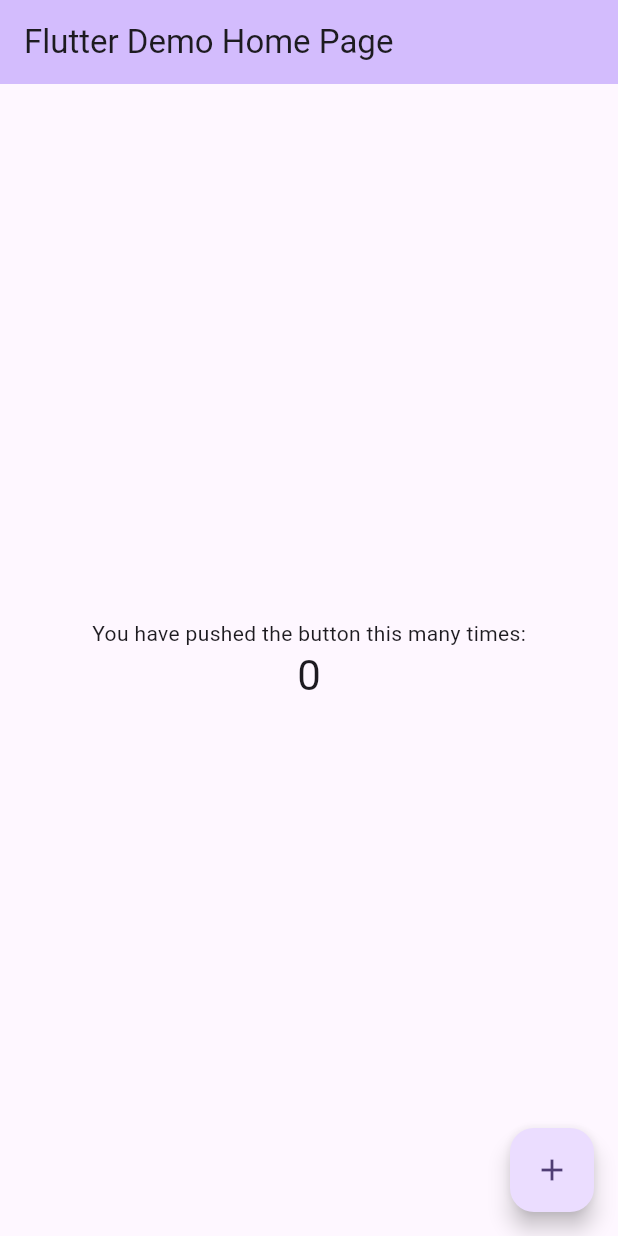
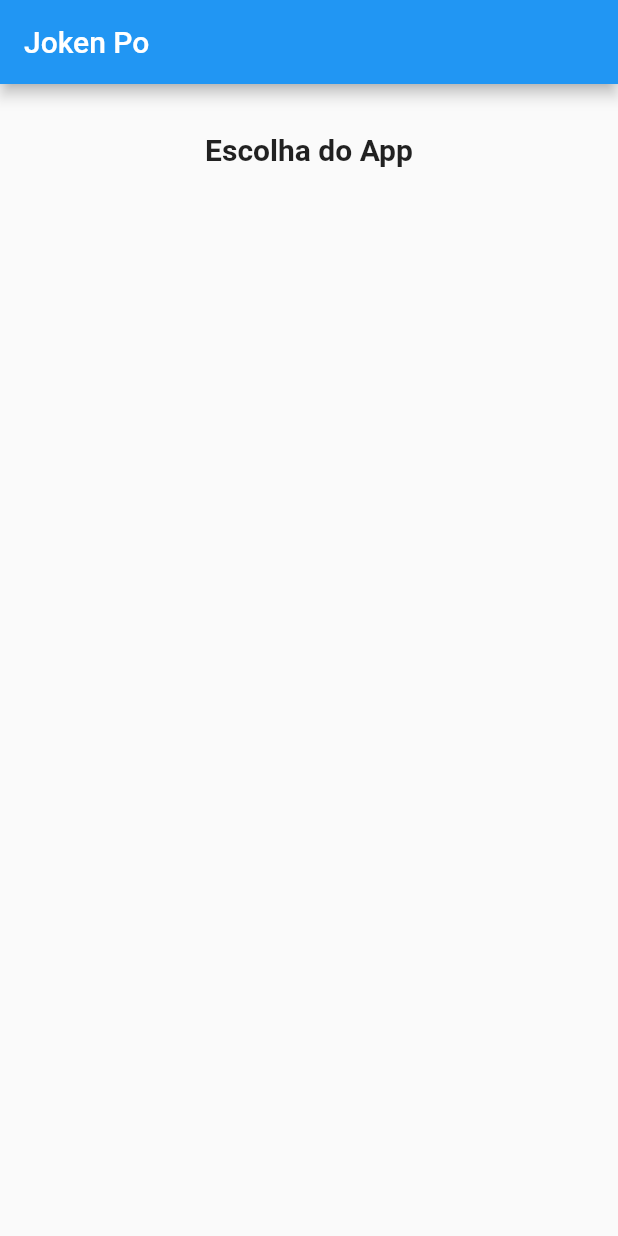
Before and after one commit to DanielBrisch/JokenPo, a Flutter app: the screen it shows after launch, on a phone screen of 412 x 824 dp. Run offline on Flutter 3.47's test engine with Material 2 defaults, Android fonts, the phone set to English and light mode, and no system bars.

Commit message:
estudos dia 06/11/2023

```diff
--- /dev/null
+++ b/lib/Jogo.dart
@@ -0,0 +1,34 @@
+import 'package:flutter/material.dart';
+
+class Jogo extends StatefulWidget {
+  const Jogo({super.key});
+
+  @override
+  State<Jogo> createState() => _JogoState();
+}
+
+class _JogoState extends State<Jogo> {
+  @override
+  Widget build(BuildContext context) {
+    return Scaffold(
+      appBar: AppBar(
+        title: Text("Joken Po"),
+      ),
+      body: Column(
+        crossAxisAlignment: CrossAxisAlignment.stretch,
+        children: [
+          Padding(padding: EdgeInsets.only(top: 32, bottom: 16),
+          child: Text(
+              "Escolha do App",
+            textAlign: TextAlign.center,
+            style: TextStyle(
+              fontSize: 20,
+              fontWeight: FontWeight.bold
+            ),
+          ),
+          )
+        ],
+      ),
+    );
+  }
+}
--- a/lib/main.dart
+++ b/lib/main.dart
@@ -1,125 +1,9 @@
 import 'package:flutter/material.dart';
+import 'package:jokenpo/Jogo.dart';
 
 void main() {
-  runApp(const MyApp());
+  runApp(MaterialApp(
+    home: Jogo(),
+    debugShowCheckedModeBanner: false,
+  ));
 }
-
-class MyApp extends StatelessWidget {
-  const MyApp({super.key});
-
-  // This widget is the root of your application.
-  @override
-  Widget build(BuildContext context) {
-    return MaterialApp(
-      title: 'Flutter Demo',
-      theme: ThemeData(
-        // This is the theme of your application.
-        //
-        // TRY THIS: Try running your application with "flutter run". You'll see
-        // the application has a blue toolbar. Then, without quitting the app,
-        // try changing the seedColor in the colorScheme below to Colors.green
-        // and then invoke "hot reload" (save your changes or press the "hot
-        // reload" button in a Flutter-supported IDE, or press "r" if you used
-        // the command line to start the app).
-        //
-        // Notice that the counter didn't reset back to zero; the application
-        // state is not lost during the reload. To reset the state, use hot
-        // restart instead.
-        //
-        // This works for code too, not just values: Most code changes can be
-        // tested with just a hot reload.
-        colorScheme: ColorScheme.fromSeed(seedColor: Colors.deepPurple),
-        useMaterial3: true,
-      ),
-      home: const MyHomePage(title: 'Flutter Demo Home Page'),
-    );
-  }
-}
-
-class MyHomePage extends StatefulWidget {
-  const MyHomePage({super.key, required this.title});
-
-  // This widget is the home page of your application. It is stateful, meaning
-  // that it has a State object (defined below) that contains fields that affect
-  // how it looks.
-
-  // This class is the configuration for the state. It holds the values (in this
-  // case the title) provided by the parent (in this case the App widget) and
-  // used by the build method of the State. Fields in a Widget subclass are
-  // always marked "final".
-
-  final String title;
-
-  @override
-  State<MyHomePage> createState() => _MyHomePageState();
-}
-
-class _MyHomePageState extends State<MyHomePage> {
-  int _counter = 0;
-
-  void _incrementCounter() {
-    setState(() {
-      // This call to setState tells the Flutter framework that something has
-      // changed in this State, which causes it to rerun the build method below
-      // so that the display can reflect the updated values. If we changed
-      // _counter without calling setState(), then the build method would not be
-      // called again, and so nothing would appear to happen.
-      _counter++;
-    });
-  }
-
-  @override
-  Widget build(BuildContext context) {
-    // This method is rerun every time setState is called, for instance as done
-    // by the _incrementCounter method above.
-    //
-    // The Flutter framework has been optimized to make rerunning build methods
-    // fast, so that you can just rebuild anything that needs updating rather
-    // than having to individually change instances of widgets.
-    return Scaffold(
-      appBar: AppBar(
-        // TRY THIS: Try changing the color here to a specific color (to
-        // Colors.amber, perhaps?) and trigger a hot reload to see the AppBar
-        // change color while the other colors stay the same.
-        backgroundColor: Theme.of(context).colorScheme.inversePrimary,
-        // Here we take the value from the MyHomePage object that was created by
-        // the App.build method, and use it to set our appbar title.
-        title: Text(widget.title),
-      ),
-      body: Center(
-        // Center is a layout widget. It takes a single child and positions it
-        // in the middle of the parent.
-        child: Column(
-          // Column is also a layout widget. It takes a list of children and
-          // arranges them vertically. By default, it sizes itself to fit its
-          // children horizontally, and tries to be as tall as its parent.
-          //
-          // Column has various properties to control how it sizes itself and
-          // how it positions its children. Here we use mainAxisAlignment to
-          // center the children vertically; the main axis here is the vertical
-          // axis because Columns are vertical (the cross axis would be
-          // horizontal).
-          //
-          // TRY THIS: Invoke "debug painting" (choose the "Toggle Debug Paint"
-          // action in the IDE, or press "p" in the console), to see the
-          // wireframe for each widget.
-          mainAxisAlignment: MainAxisAlignment.center,
-          children: <Widget>[
-            const Text(
-              'You have pushed the button this many times:',
-            ),
-            Text(
-              '$_counter',
-              style: Theme.of(context).textTheme.headlineMedium,
-            ),
-          ],
-        ),
-      ),
-      floatingActionButton: FloatingActionButton(
-        onPressed: _incrementCounter,
-        tooltip: 'Increment',
-        child: const Icon(Icons.add),
-      ), // This trailing comma makes auto-formatting nicer for build methods.
-    );
-  }
-}
--- a/pubspec.yaml
+++ b/pubspec.yaml
@@ -62,6 +62,11 @@ flutter:
   # assets:
   #   - images/a_dot_burr.jpeg
   #   - images/a_dot_ham.jpeg
+  assets:
+    - img/padrao.png
+    - img/papel.png
+    - img/pedra.png
+    - img/tesoura.png
 
   # An image asset can refer to one or more resolution-specific "variants", see
   # https://flutter.dev/assets-and-images/#resolution-aware
```
Also changed, not shown: img/padrao.png (added), img/papel.png (added), img/pedra.png (added), img/tesoura.png (added), 1 other file.
